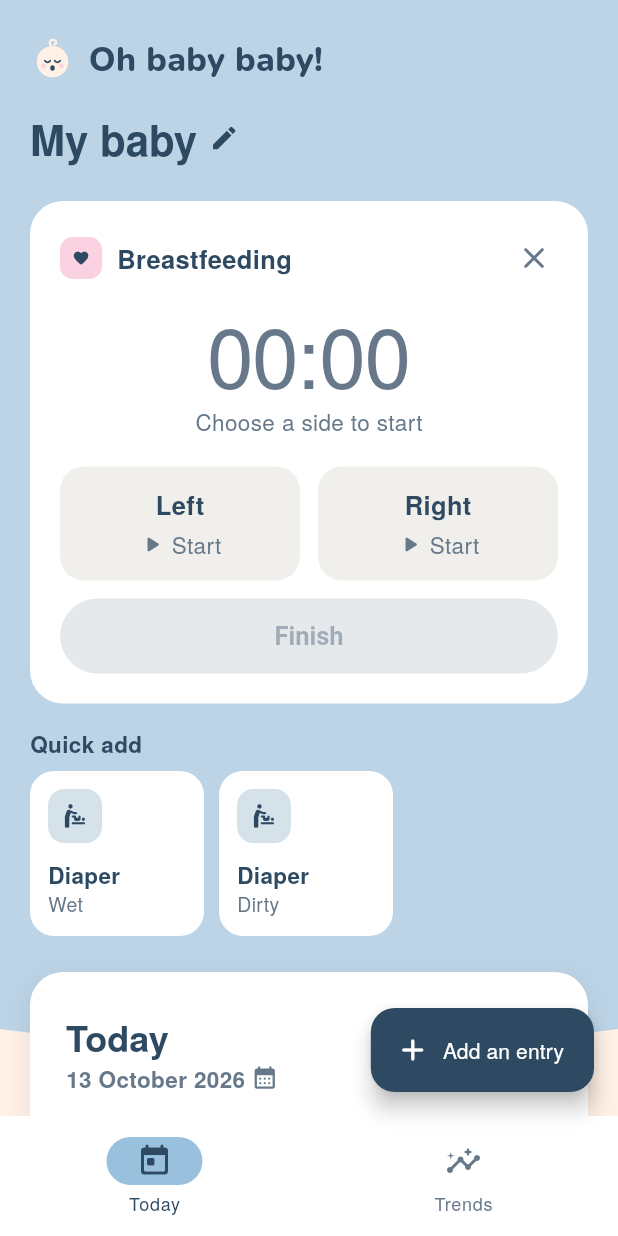
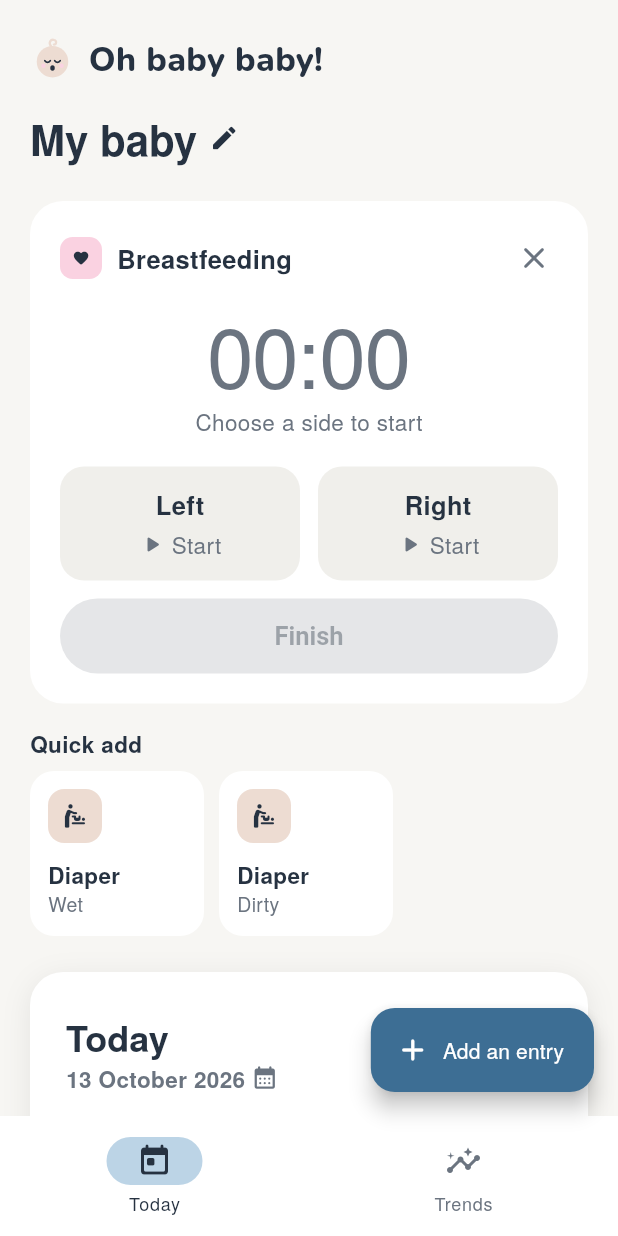
Before and after one commit to nishamehta-ux/Baby-Feed-Tracker, a Flutter app: the screen it shows after launch, after a tap on "Breastfeed", on a phone screen of 412 x 824 dp. Run offline on Flutter 3.47's test engine with Material 3 defaults, Android fonts, the phone set to English and light mode, and no system bars; our stand-ins replace shared_preferences.

Commit message:
Calmer colour scheme with fewer colour jobs
- Off-white page with no coloured header band, white cards, charcoal text.
- One action colour (a deep step of the palette blue) for main buttons; sky
  for selected and running states.
- Entry colours by group: all feeds rose, pumping lagoon, diapers taupe,
  routines mint, so the timeline reads at a glance.
- Logo face in taupe so it shows on the light page; icons regenerated.

Co-Authored-By: Claude Opus 5.5 <noreply@anthropic.com>
Claude-Session: https://claude.ai/code/session_019gxCbU7q3yKq7C9h7xrrHz

```diff
--- a/lib/theme.dart
+++ b/lib/theme.dart
@@ -3,9 +3,13 @@ import 'package:flutter/material.dart';
 import 'models/entry.dart';
 
 /// App palette, "Soft Pastel Shades": EDDCD2 · FFF1E6 · FDE2E4 · FAD2E1 ·
-/// C5DEDD · DBE7E4 · F0EFEB · D6E2E9 · BCD4E6 · 99C1DE. All of them are light,
-/// so [navy], a deep step of the lagoon blue, carries text, the header and
-/// primary actions.
+/// C5DEDD · DBE7E4 · F0EFEB · D6E2E9 · BCD4E6 · 99C1DE.
+///
+/// Colour is kept to a few jobs so screens are quick to read:
+/// - a calm neutral base: [background] with white cards and charcoal [ink];
+/// - one action colour, [primary], for the main button on a screen;
+/// - one selection colour, [selected], for anything chosen or running;
+/// - one soft colour per group of entries: feeds, pumping, diapers, routines.
 class AppColors {
   static const taupe = Color(0xFFEDDCD2);
   static const cream = Color(0xFFFFF1E6);
@@ -17,34 +21,39 @@ class AppColors {
   static const mist = Color(0xFFD6E2E9);
   static const sky = Color(0xFFBCD4E6);
   static const blue = Color(0xFF99C1DE);
-  static const navy = Color(0xFF2E4A62);
 
-  static const primary = navy;
-  static const ink = navy;
-  static const muted = Color(0xFF66788A);
-  static const background = cream;
+  /// Deeper steps of the palette's blue, which is too light for text or for
+  /// white text on it.
+  static const slate = Color(0xFF263241);
+  static const ocean = Color(0xFF3D6E94);
 
-  /// The light blue band at the top of each tab.
-  static const header = sky;
+  static const primary = ocean;
+  static const ink = slate;
+  static const muted = Color(0xFF6B7480);
+  static const background = Color(0xFFF7F6F3);
+
+  /// The top of each tab: the page itself, so nothing heavy sits behind the
+  /// title.
+  static const header = background;
   static const field = linen;
   static const softBorder = sky;
   static const tag = blush;
-  static const divider = Color(0xFFE8E4DF);
+  static const divider = Color(0xFFE9E7E2);
   static const danger = Color(0xFFA33A2E);
 
   /// Selected and running states (segments, pills, a timed side). Kept apart
   /// from [primary], which is only for the main action on a screen.
-  static const selected = blue;
+  static const selected = sky;
   static const onSelected = ink;
 
-  /// Fill for each kind of entry: the icon tile, count badge and drawer header.
+  /// Fill for each kind of entry: the icon tile and the drawer header. Feeds
+  /// share one colour (their icons tell them apart), so the timeline reads
+  /// as feeds, pumping, diapers and routines at a glance.
   static Color forType(EntryType type) => switch (type) {
-        EntryType.breast => rose,
-        EntryType.bottle => taupe,
-        EntryType.breastMilk => lagoon,
-        EntryType.pump => blue,
-        EntryType.diaper => mist,
-        EntryType.routine => blush,
+        EntryType.breast || EntryType.bottle || EntryType.breastMilk => rose,
+        EntryType.pump => lagoon,
+        EntryType.diaper => taupe,
+        EntryType.routine => mint,
         EntryType.other => Colors.white,
       };
 
@@ -54,11 +63,9 @@ class AppColors {
   /// Deeper steps of the same hues for thin lines, which the pale fills are
   /// too light for on white.
   static Color lineForType(EntryType type) => switch (type) {
-        EntryType.breast => const Color(0xFFC25B85),
-        EntryType.bottle => const Color(0xFF9A7462),
-        EntryType.breastMilk => const Color(0xFF4E8B88),
-        EntryType.pump => const Color(0xFF3F78A6),
-        EntryType.diaper => const Color(0xFF6E8597),
+        EntryType.breast || EntryType.bottle || EntryType.breastMilk => const Color(0xFFC25B85),
+        EntryType.pump => const Color(0xFF4E8B88),
+        EntryType.diaper => const Color(0xFF9A7462),
         EntryType.routine || EntryType.other => muted,
       };
 }
@@ -94,10 +101,10 @@ class AppText {
 ThemeData buildTheme() {
   // Every role the Material widgets read is set from the palette, so no
   // generated colour (such as the default lilac) shows anywhere.
-  final scheme = ColorScheme.fromSeed(seedColor: AppColors.navy).copyWith(
-    primary: AppColors.navy,
+  final scheme = ColorScheme.fromSeed(seedColor: AppColors.primary).copyWith(
+    primary: AppColors.primary,
     onPrimary: Colors.white,
-    primaryContainer: AppColors.cream,
+    primaryContainer: AppColors.sky,
     onPrimaryContainer: AppColors.ink,
     secondary: AppColors.blue,
     onSecondary: AppColors.ink,
@@ -118,7 +125,7 @@ ThemeData buildTheme() {
     surfaceTint: Colors.transparent,
     outline: AppColors.muted,
     outlineVariant: AppColors.divider,
-    inverseSurface: AppColors.navy,
+    inverseSurface: AppColors.ink,
     onInverseSurface: Colors.white,
     inversePrimary: AppColors.blue,
     error: AppColors.danger,
@@ -167,7 +174,7 @@ ThemeData buildTheme() {
       ),
     ),
     snackBarTheme: const SnackBarThemeData(
-      backgroundColor: AppColors.navy,
+      backgroundColor: AppColors.ink,
       actionTextColor: AppColors.rose,
     ),
     dialogTheme: const DialogThemeData(backgroundColor: Colors.white),
--- a/lib/widgets/app_logo.dart
+++ b/lib/widgets/app_logo.dart
@@ -74,11 +74,11 @@ class _MarkPainter extends CustomPainter {
         ..moveTo(47, 23)
         ..cubicTo(40, 15, 46, 6, 54, 9)
         ..cubicTo(60, 11, 59, 19, 53, 19),
-      stroke(AppColors.cream, 5),
+      stroke(AppColors.taupe, 5),
     );
 
     // Face and cheeks.
-    canvas.drawCircle(const Offset(50, 57), 35, Paint()..color = AppColors.cream);
+    canvas.drawCircle(const Offset(50, 57), 35, Paint()..color = AppColors.taupe);
     final cheek = Paint()..color = AppColors.rose;
     canvas.drawCircle(const Offset(30, 66), 5, cheek);
     canvas.drawCircle(const Offset(70, 66), 5, cheek);
--- a/lib/widgets/quick_actions.dart
+++ b/lib/widgets/quick_actions.dart
@@ -264,7 +264,7 @@ class _LiveTimerCardState extends State<LiveTimerCard> {
                         width: 8,
                         height: 8,
                         decoration: BoxDecoration(
-                          color: AppColors.lineForType(EntryType.breastMilk),
+                          color: AppColors.primary,
                           shape: BoxShape.circle,
                         ),
                       ),
```
Also changed, not shown: assets/branding/ohbaby_app_icon.png, assets/branding/ohbaby_app_icon.svg, assets/branding/ohbaby_logo.png, assets/branding/ohbaby_mark.png, assets/branding/ohbaby_mark.svg, assets/branding/ohbaby_mark_foreground.png, assets/branding/ohbaby_mark_foreground.svg, 32 other files.
